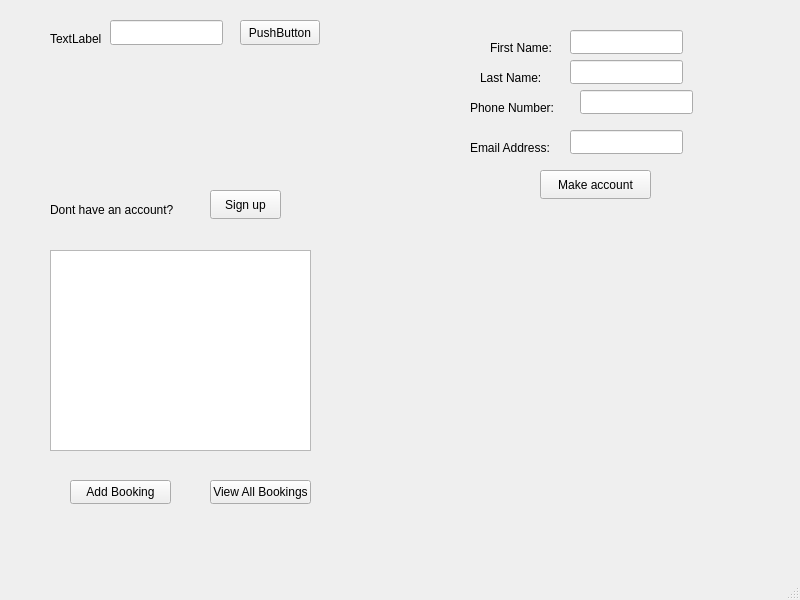
The window that SquareHackathon/mainwindow.ui (rbrueda/System-of-Style) describes before a commit, drawn with Qt 5.
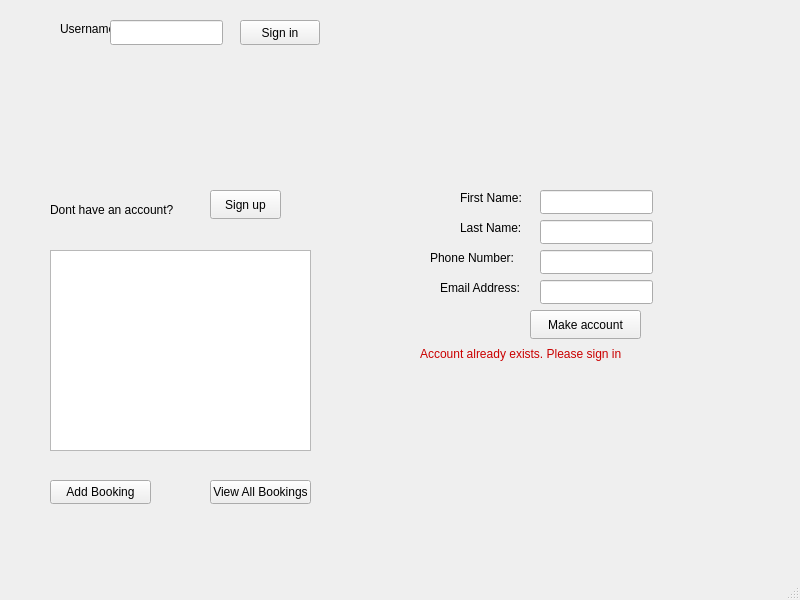
The same window after the commit. The open tabs and pages were chosen to show the change.

```diff
--- a/SquareHackathon/mainwindow.ui
+++ b/SquareHackathon/mainwindow.ui
@@ -281,7 +281,7 @@
      <widget class="QPushButton" name="AddBookingsButton">
       <property name="geometry">
        <rect>
-        <x>40</x>
+        <x>20</x>
         <y>470</y>
         <width>101</width>
         <height>24</height>
@@ -304,133 +304,6 @@
        <string>View All Bookings</string>
       </property>
      </widget>
-     <widget class="QWidget" name="SignUpWidget" native="true">
-      <property name="geometry">
-       <rect>
-        <x>440</x>
-        <y>20</y>
-        <width>231</width>
-        <height>191</height>
-       </rect>
-      </property>
-      <widget class="QLabel" name="txt_clientfirstName">
-       <property name="geometry">
-        <rect>
-         <x>20</x>
-         <y>10</y>
-         <width>81</width>
-         <height>16</height>
-        </rect>
-       </property>
-       <property name="text">
-        <string>First Name:</string>
-       </property>
-      </widget>
-      <widget class="QLabel" name="txt_clientLastName">
-       <property name="geometry">
-        <rect>
-         <x>10</x>
-         <y>40</y>
-         <width>81</width>
-         <height>16</height>
-        </rect>
-       </property>
-       <property name="text">
-        <string>Last Name:</string>
-       </property>
-      </widget>
-      <widget class="QLabel" name="txt_clientPhoneNum">
-       <property name="geometry">
-        <rect>
-         <x>0</x>
-         <y>70</y>
-         <width>111</width>
-         <height>16</height>
-        </rect>
-       </property>
-       <property name="text">
-        <string>Phone Number:</string>
-       </property>
-      </widget>
-      <widget class="QLabel" name="txt_clientEmail">
-       <property name="geometry">
-        <rect>
-         <x>0</x>
-         <y>110</y>
-         <width>121</width>
-         <height>16</height>
-        </rect>
-       </property>
-       <property name="text">
-        <string>Email Address:</string>
-       </property>
-      </widget>
-      <widget class="QLineEdit" name="clientFirstName">
-       <property name="geometry">
-        <rect>
-         <x>100</x>
-         <y>0</y>
-         <width>113</width>
-         <height>24</height>
-        </rect>
-       </property>
-       <property name="readOnly">
-        <bool>false</bool>
-       </property>
-      </widget>
-      <widget class="QLineEdit" name="clientLastName">
-       <property name="geometry">
-        <rect>
-         <x>100</x>
-         <y>30</y>
-         <width>113</width>
-         <height>24</height>
-        </rect>
-       </property>
-       <property name="readOnly">
-        <bool>false</bool>
-       </property>
-      </widget>
-      <widget class="QLineEdit" name="clientPhoneNm">
-       <property name="geometry">
-        <rect>
-         <x>110</x>
-         <y>60</y>
-         <width>113</width>
-         <height>24</height>
-        </rect>
-       </property>
-       <property name="readOnly">
-        <bool>false</bool>
-       </property>
-      </widget>
-      <widget class="QLineEdit" name="clientEmail">
-       <property name="geometry">
-        <rect>
-         <x>100</x>
-         <y>100</y>
-         <width>113</width>
-         <height>24</height>
-        </rect>
-       </property>
-       <property name="readOnly">
-        <bool>false</bool>
-       </property>
-      </widget>
-      <widget class="QPushButton" name="makeAccountButton">
-       <property name="geometry">
-        <rect>
-         <x>70</x>
-         <y>140</y>
-         <width>111</width>
-         <height>29</height>
-        </rect>
-       </property>
-       <property name="text">
-        <string>Make account</string>
-       </property>
-      </widget>
-     </widget>
      <widget class="QLabel" name="txt_outputMessage">
       <property name="geometry">
        <rect>
@@ -460,14 +333,14 @@
      <widget class="QLabel" name="label">
       <property name="geometry">
        <rect>
-        <x>20</x>
-        <y>20</y>
+        <x>30</x>
+        <y>10</y>
         <width>54</width>
         <height>17</height>
        </rect>
       </property>
       <property name="text">
-       <string>TextLabel</string>
+       <string>Username:</string>
       </property>
      </widget>
      <widget class="QLineEdit" name="lineEdit">
@@ -490,9 +363,201 @@
        </rect>
       </property>
       <property name="text">
-       <string>PushButton</string>
+       <string>Sign in</string>
       </property>
      </widget>
+     <widget class="QStackedWidget" name="NestedSideBarStackWidget">
+      <property name="geometry">
+       <rect>
+        <x>370</x>
+        <y>30</y>
+        <width>311</width>
+        <height>371</height>
+       </rect>
+      </property>
+      <property name="currentIndex">
+       <number>3</number>
+      </property>
+      <widget class="QWidget" name="signupWidget">
+       <widget class="QLineEdit" name="clientFirstName">
+        <property name="geometry">
+         <rect>
+          <x>140</x>
+          <y>150</y>
+          <width>113</width>
+          <height>24</height>
+         </rect>
+        </property>
+        <property name="readOnly">
+         <bool>false</bool>
+        </property>
+       </widget>
+       <widget class="QLabel" name="txt_clientfirstName">
+        <property name="geometry">
+         <rect>
+          <x>60</x>
+          <y>150</y>
+          <width>81</width>
+          <height>16</height>
+         </rect>
+        </property>
+        <property name="text">
+         <string>First Name:</string>
+        </property>
+       </widget>
+       <widget class="QLineEdit" name="clientLastName">
+        <property name="geometry">
+         <rect>
+          <x>140</x>
+          <y>180</y>
+          <width>113</width>
+          <height>24</height>
+         </rect>
+        </property>
+        <property name="readOnly">
+         <bool>false</bool>
+        </property>
+       </widget>
+       <widget class="QLabel" name="txt_clientLastName">
+        <property name="geometry">
+         <rect>
+          <x>60</x>
+          <y>180</y>
+          <width>81</width>
+          <height>16</height>
+         </rect>
+        </property>
+        <property name="text">
+         <string>Last Name:</string>
+        </property>
+       </widget>
+       <widget class="QLineEdit" name="clientPhoneNm">
+        <property name="geometry">
+         <rect>
+          <x>140</x>
+          <y>210</y>
+          <width>113</width>
+          <height>24</height>
+         </rect>
+        </property>
+        <property name="readOnly">
+         <bool>false</bool>
+        </property>
+       </widget>
+       <widget class="QLabel" name="txt_clientPhoneNum">
+        <property name="geometry">
+         <rect>
+          <x>30</x>
+          <y>210</y>
+          <width>111</width>
+          <height>16</height>
+         </rect>
+        </property>
+        <property name="text">
+         <string>Phone Number:</string>
+        </property>
+       </widget>
+       <widget class="QLineEdit" name="clientEmail">
+        <property name="geometry">
+         <rect>
+          <x>140</x>
+          <y>240</y>
+          <width>113</width>
+          <height>24</height>
+         </rect>
+        </property>
+        <property name="readOnly">
+         <bool>false</bool>
+        </property>
+       </widget>
+       <widget class="QLabel" name="txt_clientEmail">
+        <property name="geometry">
+         <rect>
+          <x>40</x>
+          <y>240</y>
+          <width>121</width>
+          <height>16</height>
+         </rect>
+        </property>
+        <property name="text">
+         <string>Email Address:</string>
+        </property>
+       </widget>
+       <widget class="QWidget" name="ErrorMessageWidget" native="true">
+        <property name="enabled">
+         <bool>false</bool>
+        </property>
+        <property name="geometry">
+         <rect>
+          <x>20</x>
+          <y>299</y>
+          <width>261</width>
+          <height>41</height>
+         </rect>
+        </property>
+        <widget class="QLabel" name="txt_errorMessage">
+         <property name="enabled">
+          <bool>false</bool>
+         </property>
+         <property name="geometry">
+          <rect>
+           <x>0</x>
+           <y>0</y>
+           <width>281</width>
+           <height>31</height>
+          </rect>
+         </property>
+         <property name="text">
+          <string>&lt;html&gt;&lt;head/&gt;&lt;body&gt;&lt;p&gt;&lt;span style=&quot; color:#ca0000;&quot;&gt;Account already exists. Please sign in &lt;/span&gt;&lt;/p&gt;&lt;/body&gt;&lt;/html&gt;</string>
+         </property>
+        </widget>
+       </widget>
+       <widget class="QPushButton" name="makeAccountButton">
+        <property name="geometry">
+         <rect>
+          <x>130</x>
+          <y>270</y>
+          <width>111</width>
+          <height>29</height>
+         </rect>
+        </property>
+        <property name="text">
+         <string>Make account</string>
+        </property>
+       </widget>
+      </widget>
+      <widget class="QWidget" name="ViewAllBookingsWidget">
+       <widget class="QLabel" name="txt_viewAllBooking">
+        <property name="geometry">
+         <rect>
+          <x>120</x>
+          <y>160</y>
+          <width>121</width>
+          <height>16</height>
+         </rect>
+        </property>
+        <property name="text">
+         <string>View All Bookings</string>
+        </property>
+       </widget>
+      </widget>
+      <widget class="QWidget" name="DefaultWidget"/>
+      <widget class="QWidget" name="addBookingWidget">
+       <widget class="QLabel" name="Title">
+        <property name="geometry">
+         <rect>
+          <x>80</x>
+          <y>50</y>
+          <width>62</width>
+          <height>20</height>
+         </rect>
+        </property>
+        <property name="text">
+         <string>Booking</string>
+        </property>
+       </widget>
+      </widget>
+     </widget>
     </widget>
     <widget class="QWidget" name="mainMenuView">
      <widget class="QLabel" name="mainMenuTitle">
```
Left out of the diff: 6 changed lines with no effect on the pictures.
